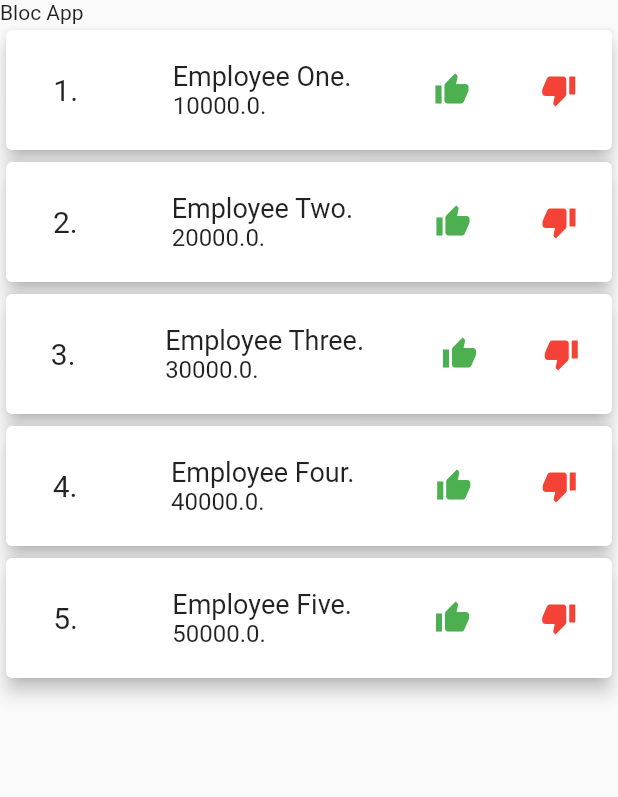
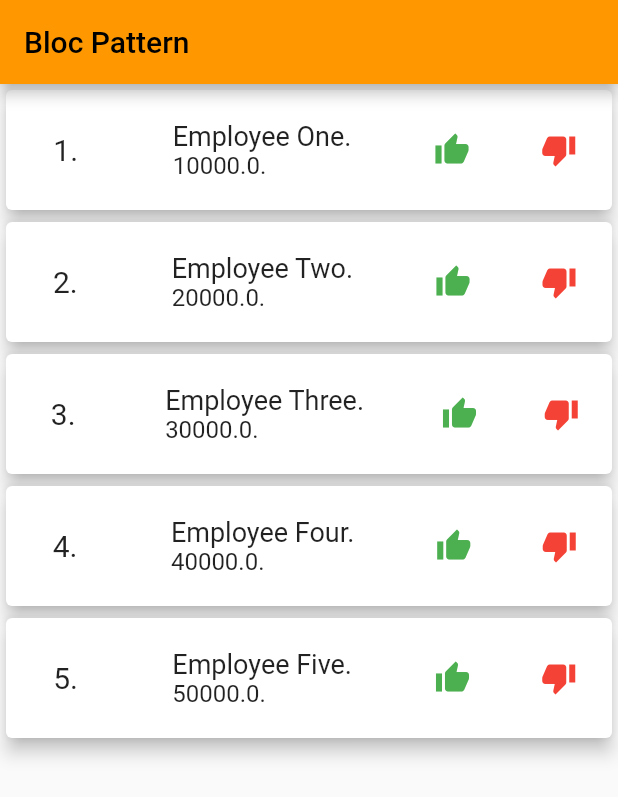
Before and after one commit to Crawford30/BLOC_PATTERN_FLUTTER, a Flutter app: the screen it shows after launch, on a phone screen of 412 x 824 dp. Shown: the top 797 px of the screen. Run offline on Flutter 3.47's test engine with Material 2 defaults, Android fonts, the phone set to English and light mode, and no system bars.

Commit message:
Employee App

```diff
--- a/lib/HomePage.dart
+++ b/lib/HomePage.dart
@@ -24,11 +24,9 @@ class _HomePageState extends State<HomePage>  {
   @override
   Widget build(BuildContext context) {
     return Scaffold(
-       appBar: PreferredSize(
-        preferredSize: const Size.fromHeight(100),
-        child: Text("Bloc App"),
-    ),
-
+       appBar: AppBar(
+         title: Text("Bloc Pattern"),
+       ),
         body: Container(
           child: StreamBuilder<List<Employee>>(
             stream: _employeeBloc.employeeListStream,
```
